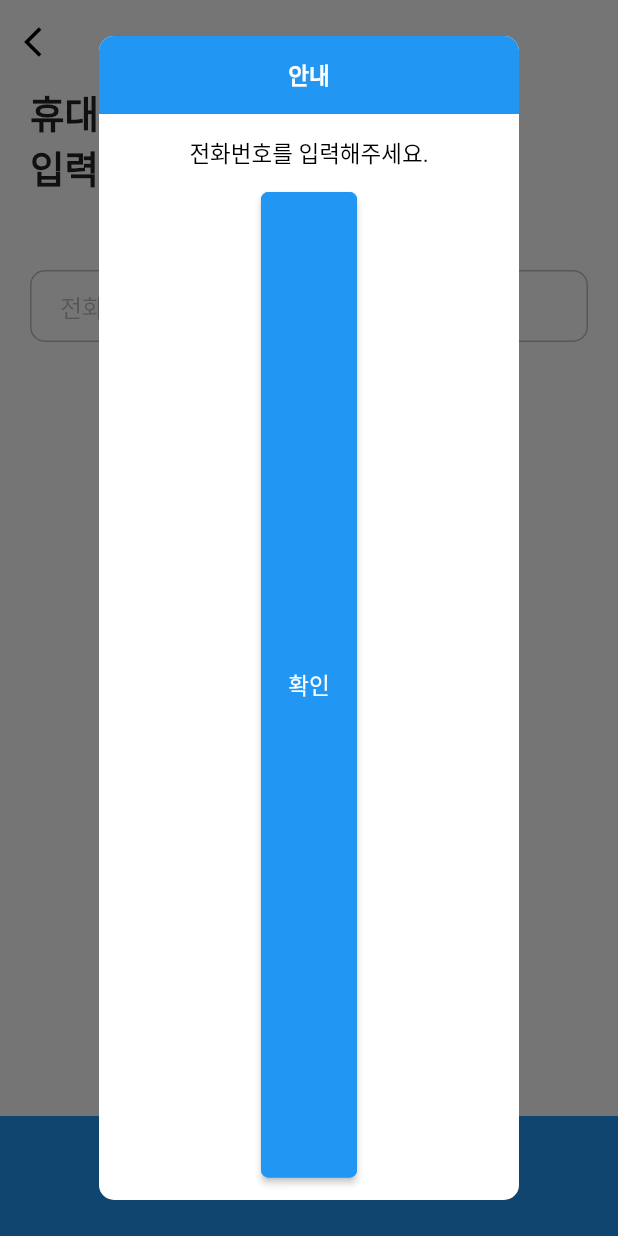
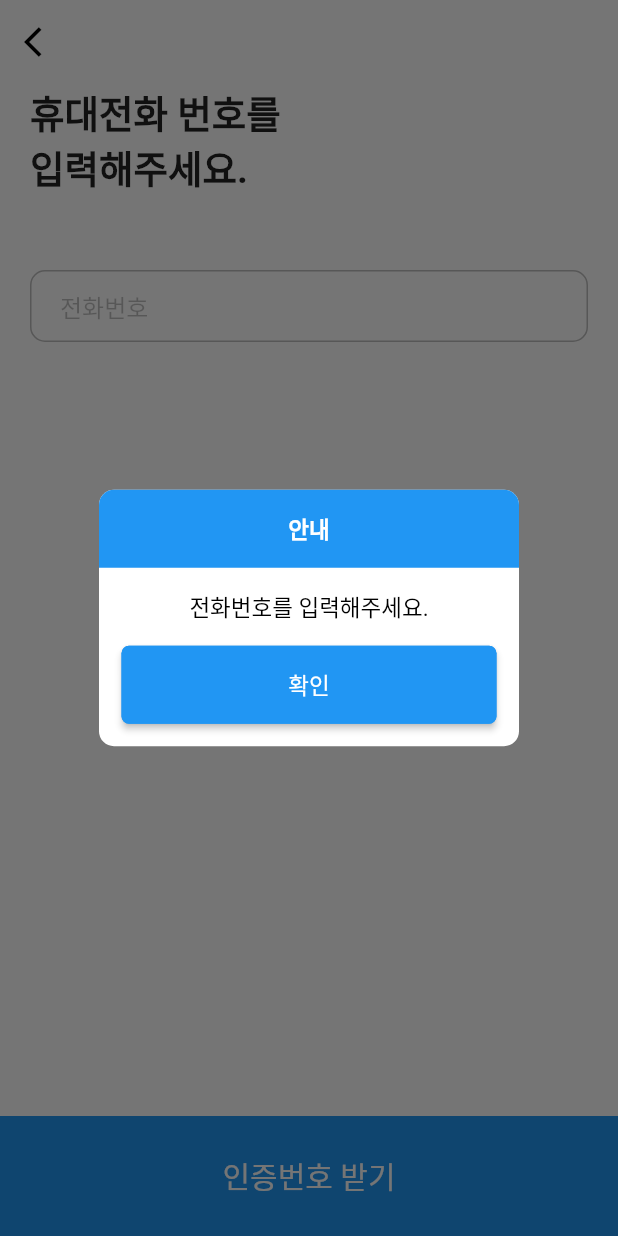
Before and after one commit to K-Roon/cargo_app, a Flutter app: the PhoneAuth screen opened directly, after a tap on "인증번호 받기", on a phone screen of 412 x 824 dp. Run offline on Flutter 3.47's test engine with Material 2 defaults, Android fonts, the phone set to English and light mode, and no system bars; our stand-ins replace cloud_firestore, firebase_auth, firebase_core, geolocator, google_maps_flutter, permission_handler and 2 more; accounts and stored records are empty.

Commit message:
FIX: 코드 최적화 및 인증 안되는 부분 수정

```diff
--- a/lib/views/phone_auth/phone_auth.dart
+++ b/lib/views/phone_auth/phone_auth.dart
@@ -127,6 +127,9 @@ class _PhoneAuthState extends State<PhoneAuth> {
                         verificationId,
                         marketing: this.marketing,
                       )));
+          setState(() {
+            isLoading = false;
+          });
         },
         codeAutoRetrievalTimeout: (verificationId) async {
           setState(() {
--- a/lib/widget/textInputDeco.dart
+++ b/lib/widget/textInputDeco.dart
@@ -2,6 +2,22 @@ import 'package:flutter/material.dart';
 
 class TextInputDeco {
   static InputDecoration defaultValue(String hintText) {
+    return InputDecoration(
+        hintText: hintText,
+        hintStyle: TextStyle(color: Colors.black26),
+        focusColor: Colors.blue,
+        contentPadding: EdgeInsets.symmetric(vertical: 0.0, horizontal: 20.0),
+        focusedBorder: OutlineInputBorder(
+          borderSide: BorderSide(color: Colors.blue),
+          borderRadius: BorderRadius.circular(10),
+        ),
+        enabledBorder: OutlineInputBorder(
+          borderSide: BorderSide(color: Colors.black26),
+          borderRadius: BorderRadius.circular(10),
+        ));
+  }
+
+  static InputDecoration defaultPassword(String hintText) {
     return InputDecoration(
         hintText: hintText,
         hintStyle: TextStyle(color: Colors.black26),
--- a/lib/widget/widgets.dart
+++ b/lib/widget/widgets.dart
@@ -101,6 +101,7 @@ void showErrorAlertDialog(BuildContext context, String errorText) async {
               )),
           contentPadding: EdgeInsets.all(15),
           content: Column(
+            mainAxisSize: MainAxisSize.min,
             children: [
               Text(
                 errorText,
@@ -110,6 +111,11 @@ void showErrorAlertDialog(BuildContext context, String errorText) async {
               Container(
                 height: 15,
               ),
+              Row(
+                mainAxisAlignment:
+                MainAxisAlignment.spaceBetween,
+                mainAxisSize: MainAxisSize.max,
+                children: [
                   Expanded(
                     child: ElevatedButton(
                       onPressed: () {
@@ -127,6 +133,9 @@ void showErrorAlertDialog(BuildContext context, String errorText) async {
                         style: TextStyle(fontSize: 15),
                       ),
                     ),
+                  ),
+                  Container()
+                ],
               )
             ],
           ),
```
Also changed, not shown: lib/views/phone_auth/phone_auth_2.dart (+38 -10 lines), lib/views/signIn.dart (+39 -4 lines). Lines whose indentation alone changed are shown as unchanged.
